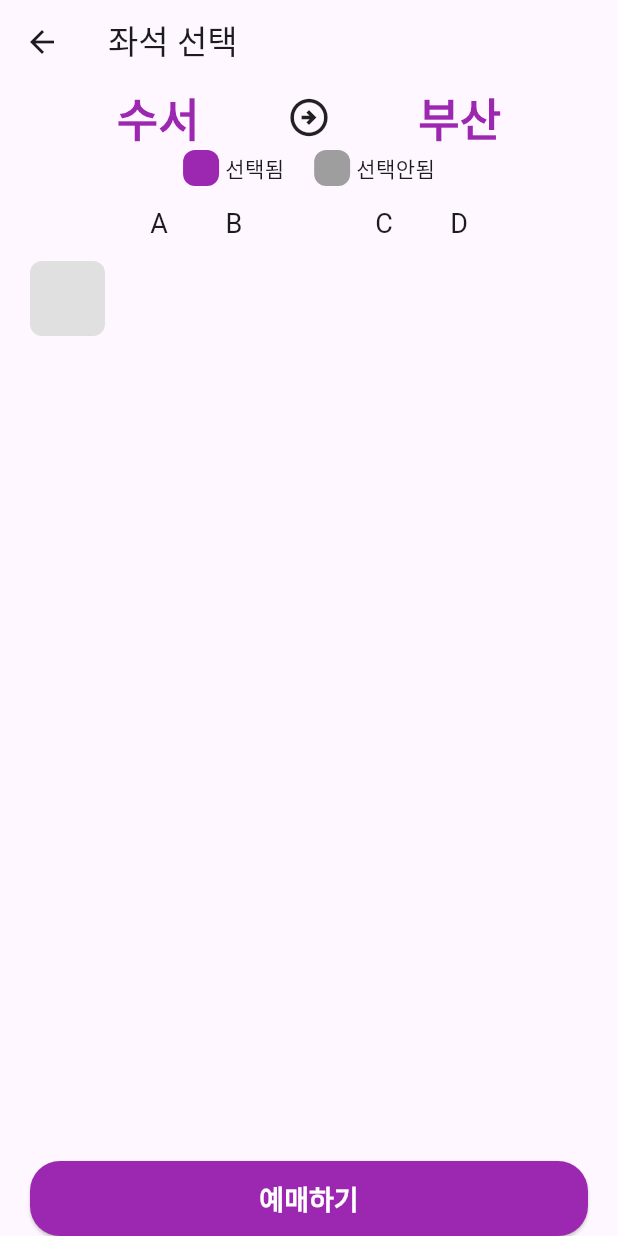
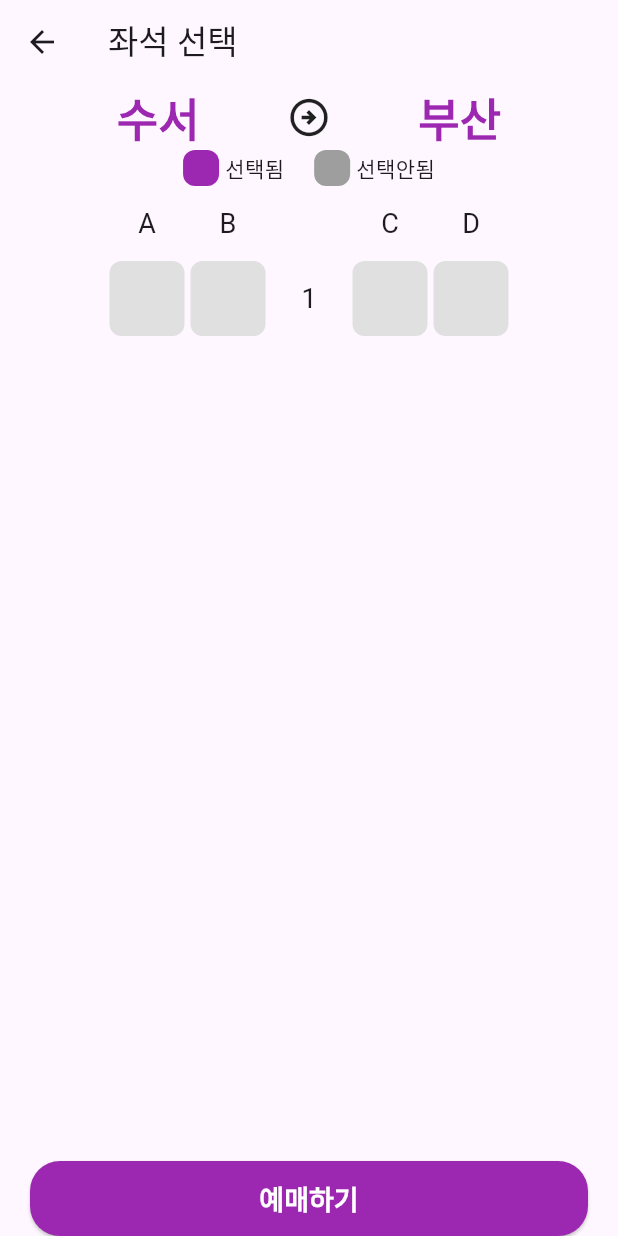
Before and after one commit to hippieperm/flutter-train-example, a Flutter app: the SeatPage screen opened directly, on a phone screen of 412 x 824 dp. Run offline on Flutter 3.47's test engine with Material 3 defaults, Android fonts, the phone set to English and light mode, and no system bars.

Commit message:
SeatListView 위젯 수정: Row 위젯의 자식 요소에 SizedBox를 추가하여 요소 간의 간격을 조정하고, UI의 가독성을 향상시킴

```diff
--- a/lib/seat_page/widgets/seat_list_view.dart
+++ b/lib/seat_page/widgets/seat_list_view.dart
@@ -12,14 +12,29 @@ class SeatListView extends StatelessWidget {
             mainAxisAlignment: MainAxisAlignment.center,
             children: [
               lable('A'),
+              SizedBox(width: 4),
               lable('B'),
+              SizedBox(width: 4),
               lable(''),
+              SizedBox(width: 4),
               lable('C'),
+              SizedBox(width: 4),
               lable('D'),
             ],
           ),
           Row(
-            children: [seat()],
+            mainAxisAlignment: MainAxisAlignment.center,
+            children: [
+              seat(),
+              SizedBox(width: 4),
+              seat(),
+              SizedBox(width: 4),
+              lable('1'),
+              SizedBox(width: 4),
+              seat(),
+              SizedBox(width: 4),
+              seat(),
+            ],
           )
         ],
       ),
```
